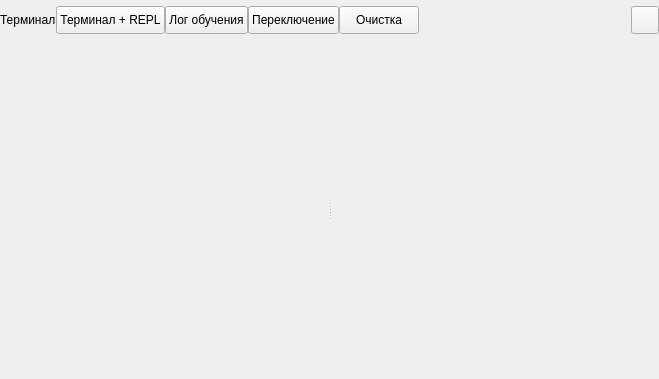
Before: the Qt Designer form src/panel_other.ui in Ivanos121/pyTorch-Studio, drawn with Qt 5.
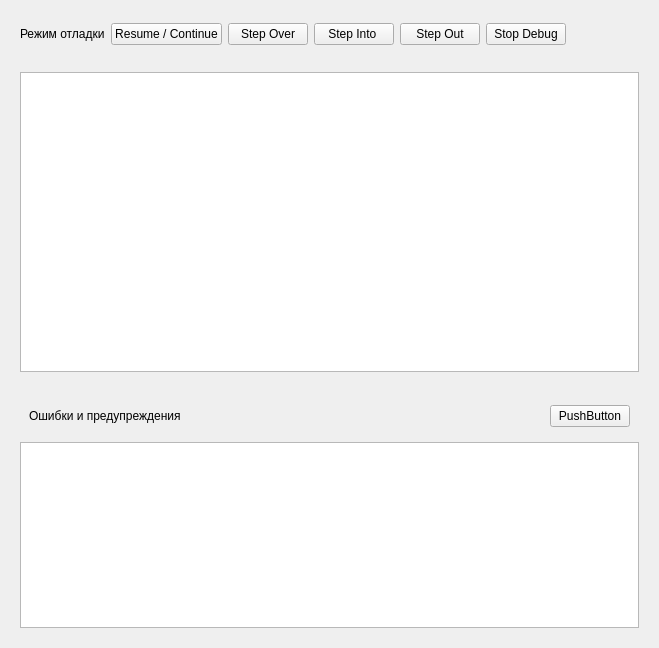
After: the same form once the commit is applied. The open tabs and pages were chosen to show the change. Icons and pictures are not drawn.

```diff
--- a/src/panel_other.ui
+++ b/src/panel_other.ui
@@ -7,58 +7,20 @@
     <x>0</x>
     <y>0</y>
     <width>659</width>
-    <height>379</height>
+    <height>630</height>
    </rect>
   </property>
   <property name="windowTitle">
    <string>Form</string>
   </property>
   <layout class="QVBoxLayout" name="verticalLayout">
-   <property name="spacing">
-    <number>0</number>
-   </property>
-   <property name="leftMargin">
-    <number>0</number>
-   </property>
-   <property name="topMargin">
-    <number>0</number>
-   </property>
-   <property name="rightMargin">
-    <number>0</number>
-   </property>
-   <property name="bottomMargin">
-    <number>0</number>
-   </property>
    <item>
-    <widget class="QWidget" name="menu_terminal" native="true">
-     <property name="minimumSize">
-      <size>
-       <width>0</width>
-       <height>40</height>
-      </size>
+    <widget class="QStackedWidget" name="menuSwitcherStack">
+     <property name="currentIndex">
+      <number>1</number>
      </property>
-     <property name="maximumSize">
-      <size>
-       <width>16777215</width>
-       <height>40</height>
-      </size>
-     </property>
-     <layout class="QHBoxLayout" name="horizontalLayout_2">
-      <property name="spacing">
-       <number>0</number>
-      </property>
-      <property name="leftMargin">
-       <number>0</number>
-      </property>
-      <property name="topMargin">
-       <number>0</number>
-      </property>
-      <property name="rightMargin">
-       <number>0</number>
-      </property>
-      <property name="bottomMargin">
-       <number>0</number>
-      </property>
+     <widget class="QWidget" name="page_4">
+      <layout class="QHBoxLayout" name="horizontalLayout">
       <item>
        <widget class="QLabel" name="label_2">
         <property name="text">
@@ -186,6 +148,66 @@
       </item>
      </layout>
     </widget>
+     <widget class="QWidget" name="page_5">
+      <layout class="QHBoxLayout" name="horizontalLayout_2">
+       <item>
+        <widget class="QLabel" name="label">
+         <property name="text">
+          <string>Режим отладки</string>
+         </property>
+        </widget>
+       </item>
+       <item>
+        <widget class="QPushButton" name="btnResume">
+         <property name="text">
+          <string>Resume / Continue</string>
+         </property>
+        </widget>
+       </item>
+       <item>
+        <widget class="QPushButton" name="btnStepOver">
+         <property name="text">
+          <string>Step Over</string>
+         </property>
+        </widget>
+       </item>
+       <item>
+        <widget class="QPushButton" name="btnStepInto">
+         <property name="text">
+          <string>Step Into </string>
+         </property>
+        </widget>
+       </item>
+       <item>
+        <widget class="QPushButton" name="btnStepOut">
+         <property name="text">
+          <string>Step Out</string>
+         </property>
+        </widget>
+       </item>
+       <item>
+        <widget class="QPushButton" name="btnStopDebug">
+         <property name="text">
+          <string>Stop Debug</string>
+         </property>
+        </widget>
+       </item>
+       <item>
+        <spacer name="horizontalSpacer">
+         <property name="orientation">
+          <enum>Qt::Orientation::Horizontal</enum>
+         </property>
+         <property name="sizeHint" stdset="0">
+          <size>
+           <width>7</width>
+           <height>20</height>
+          </size>
+         </property>
+        </spacer>
+       </item>
+      </layout>
+     </widget>
+    </widget>
    </item>
    <item>
     <widget class="QStackedWidget" name="stackedWidget">
@@ -193,7 +215,7 @@
       <number>0</number>
      </property>
      <widget class="QWidget" name="page">
-      <layout class="QHBoxLayout" name="horizontalLayout">
+      <layout class="QVBoxLayout" name="verticalLayout_3">
        <item>
         <widget class="QSplitter" name="splitter">
          <property name="orientation">
@@ -219,6 +241,13 @@
        </item>
       </layout>
      </widget>
+     <widget class="QWidget" name="page_3">
+      <layout class="QVBoxLayout" name="verticalLayout_2">
+       <item>
+        <widget class="QTableWidget" name="callStackListWidget"/>
+       </item>
+      </layout>
+     </widget>
      <widget class="QWidget" name="page_2">
       <layout class="QGridLayout" name="gridLayout">
        <property name="leftMargin">
@@ -243,6 +272,60 @@
      </widget>
     </widget>
    </item>
+   <item>
+    <widget class="QWidget" name="problemsContainer" native="true">
+     <property name="minimumSize">
+      <size>
+       <width>0</width>
+       <height>250</height>
+      </size>
+     </property>
+     <layout class="QVBoxLayout" name="verticalLayout_4">
+      <item>
+       <widget class="QWidget" name="widget" native="true">
+        <layout class="QGridLayout" name="gridLayout_2">
+         <item row="0" column="0">
+          <widget class="QLabel" name="label_3">
+           <property name="text">
+            <string>Ошибки и предупреждения</string>
+           </property>
+          </widget>
+         </item>
+         <item row="0" column="1">
+          <spacer name="horizontalSpacer_3">
+           <property name="orientation">
+            <enum>Qt::Orientation::Horizontal</enum>
+           </property>
+           <property name="sizeHint" stdset="0">
+            <size>
+             <width>327</width>
+             <height>20</height>
+            </size>
+           </property>
+          </spacer>
+         </item>
+         <item row="0" column="2">
+          <widget class="QPushButton" name="btnToggleProblemsPanel">
+           <property name="sizePolicy">
+            <sizepolicy hsizetype="Fixed" vsizetype="Fixed">
+             <horstretch>0</horstretch>
+             <verstretch>0</verstretch>
+            </sizepolicy>
+           </property>
+           <property name="text">
+            <string>PushButton</string>
+           </property>
+          </widget>
+         </item>
+        </layout>
+       </widget>
+      </item>
+      <item>
+       <widget class="QTableWidget" name="problemsTable"/>
+      </item>
+     </layout>
+    </widget>
+   </item>
   </layout>
  </widget>
  <resources>
```
Lines whose indentation alone changed are shown as unchanged.
